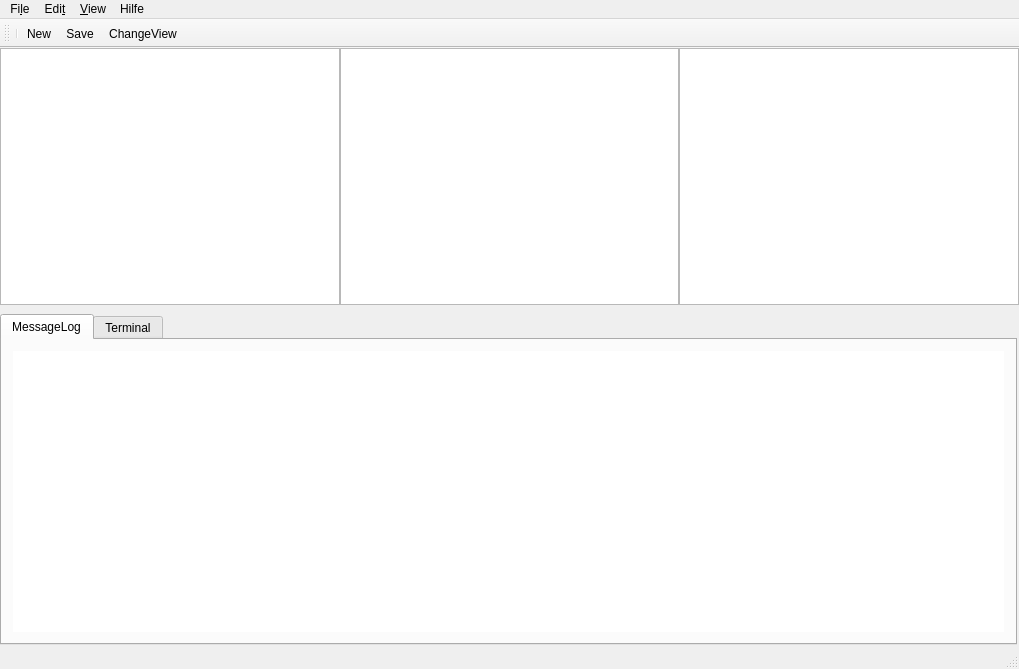
Above: elbefrontend/mainwindow.ui from emtrion/elbe-gui before the change. Below: the same form after it.
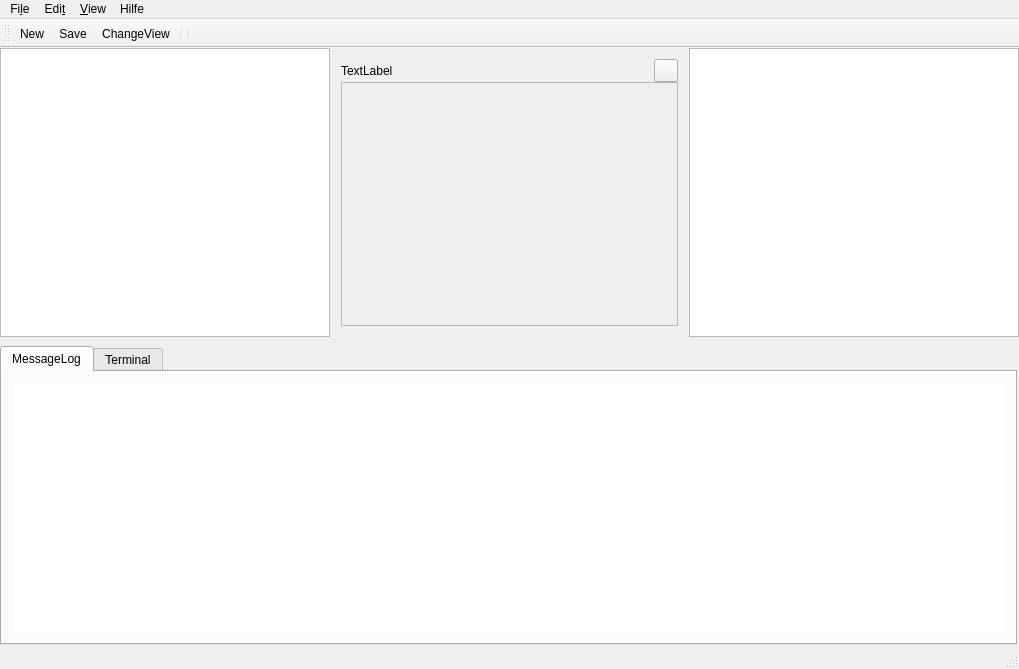
That is the form after the change. Icons and pictures are not drawn. Custom widgets are drawn as their Qt base class.

The edit to the form file:
```diff
--- a/elbefrontend/mainwindow.ui
+++ b/elbefrontend/mainwindow.ui
@@ -101,7 +101,44 @@
             <bool>true</bool>
            </property>
           </widget>
+          <widget class="QWidget" name="">
+           <layout class="QVBoxLayout" name="EditorArea">
+            <property name="spacing">
+             <number>0</number>
+            </property>
+            <item>
+             <layout class="QHBoxLayout" name="EditorTab">
+              <item>
+               <widget class="QLabel" name="OpenFileNameLabel">
+                <property name="text">
+                 <string>TextLabel</string>
+                </property>
+               </widget>
+              </item>
+              <item>
+               <widget class="QToolButton" name="EditorClosButton">
+                <property name="text">
+                 <string/>
+                </property>
+                <property name="icon">
+                 <iconset resource="style.qrc">
+                  <normaloff>:/qss_icons/rc/close-pressed.png</normaloff>:/qss_icons/rc/close-pressed.png</iconset>
+                </property>
+               </widget>
+              </item>
+             </layout>
+            </item>
+            <item>
           <widget class="CodeEditor" name="Editor">
+              <property name="enabled">
+               <bool>false</bool>
+              </property>
+              <property name="sizePolicy">
+               <sizepolicy hsizetype="Expanding" vsizetype="Expanding">
+                <horstretch>0</horstretch>
+                <verstretch>0</verstretch>
+               </sizepolicy>
+              </property>
            <property name="styleSheet">
             <string notr="true">CodeEditor{
 	color:  #d6cf9a;
@@ -114,6 +151,9 @@
             <bool>true</bool>
            </property>
           </widget>
+            </item>
+           </layout>
+          </widget>
           <widget class="QTreeView" name="FileStructure"/>
          </widget>
         </item>
@@ -274,12 +314,13 @@
     <enum>TopToolBarArea</enum>
    </attribute>
    <attribute name="toolBarBreak">
-    <bool>false</bool>
+    <bool>true</bool>
    </attribute>
-   <addaction name="separator"/>
    <addaction name="actionNew"/>
    <addaction name="actionSave"/>
    <addaction name="action_ChangeView"/>
+   <addaction name="separator"/>
+   <addaction name="separator"/>
   </widget>
   <widget class="QStatusBar" name="statusBar"/>
   <action name="actionNew">
```
Left out of the diff: 9 changed lines with no effect on the pictures. Lines whose indentation alone changed are shown as unchanged.
